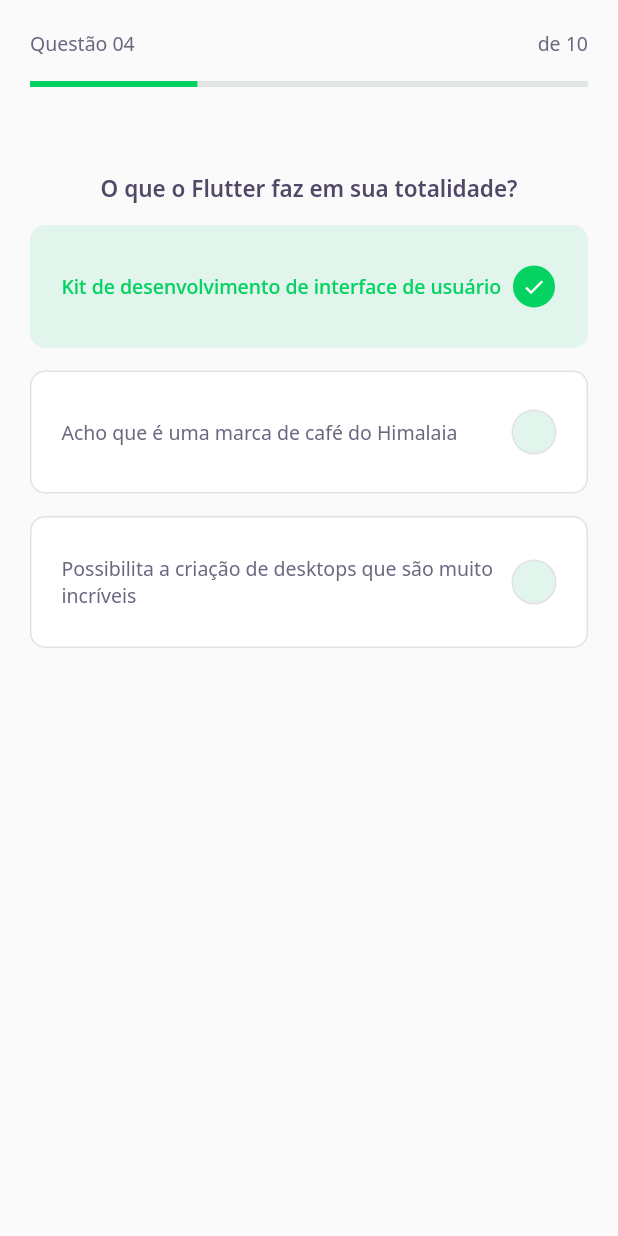
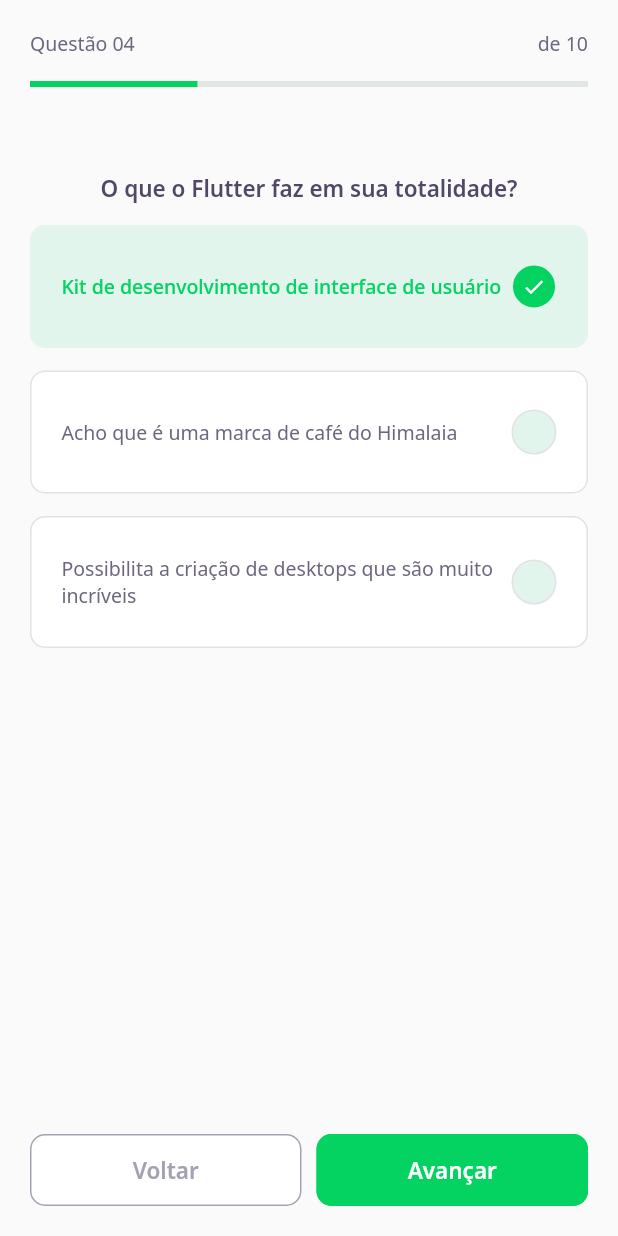
Before and after one commit to danielschmitz/devquiz, a Flutter app: the ChallengePage screen opened directly, on a phone screen of 412 x 824 dp. Run offline on Flutter 3.47's test engine with Material 2 defaults, Android fonts, the phone set to English and light mode, and no system bars; our stand-ins replace google_fonts; accounts and stored records are empty.

Commit message:
Botoes Voltar, Confirmar do Challenge Page

```diff
--- a/lib/challenge/challenge_page.dart
+++ b/lib/challenge/challenge_page.dart
@@ -1,3 +1,4 @@
+import 'package:devquiz/challenge/widgets/next_button/next_button_widget.dart';
 import 'package:devquiz/challenge/widgets/question_indicator/question_indicator_widget.dart';
 import 'package:devquiz/challenge/widgets/quiz/quiz_widget.dart';
 import 'package:flutter/material.dart';
@@ -18,7 +19,30 @@ class _ChallengePageState extends State<ChallengePage> {
         preferredSize: Size.fromHeight(95),
         child: SafeArea(top: true, child: QuestionIndicatorWidget()),
       ),
-      body: QuizWidget(title:"O que o Flutter faz em sua totalidade?")
+      body: QuizWidget(title: "O que o Flutter faz em sua totalidade?"),
+      bottomNavigationBar: SafeArea(
+        child: Padding(
+          padding: const EdgeInsets.symmetric(horizontal: 20, vertical: 20),
+          child: Row(
+            mainAxisAlignment: MainAxisAlignment.spaceBetween,
+            children: [
+              Expanded(
+                  child: NextButtonWidget.white(
+                label: "Voltar",
+                onTap: () {},
+              )),
+              SizedBox(
+                width: 10,
+              ),
+              Expanded(
+                  child: NextButtonWidget.green(
+                label: "Avançar",
+                onTap: () {},
+              )),
+            ],
+          ),
+        ),
+      ),
     ));
   }
 }
--- /dev/null
+++ b/lib/challenge/widgets/next_button/next_button_widget.dart
@@ -0,0 +1,54 @@
+import 'package:devquiz/core/app_colors.dart';
+import 'package:flutter/material.dart';
+import 'package:google_fonts/google_fonts.dart';
+
+class NextButtonWidget extends StatelessWidget {
+  final String label;
+  final Color backgroundColor;
+  final Color fontColor;
+  final Color borderColor;
+  final VoidCallback onTap;
+  const NextButtonWidget(
+      {Key? key,
+      required this.label,
+      required this.backgroundColor,
+      required this.fontColor,
+      required this.borderColor,
+      required this.onTap})
+      : super(key: key);
+
+  NextButtonWidget.green({required String label, required VoidCallback onTap})
+      : this.backgroundColor = AppColors.darkGreen,
+        this.fontColor = AppColors.white,
+        this.borderColor = AppColors.darkGreen,
+        this.onTap = onTap,
+        this.label = label;
+
+  NextButtonWidget.white({required String label, required VoidCallback onTap})
+      : this.backgroundColor = AppColors.white,
+        this.fontColor = AppColors.lightGrey,
+        this.borderColor = AppColors.lightGrey,
+        this.onTap = onTap,
+        this.label = label;
+
+  @override
+  Widget build(BuildContext context) {
+    return Container(
+      height: 48,
+      child: TextButton(
+        style: ButtonStyle(
+          backgroundColor: MaterialStateProperty.all(backgroundColor),
+          side: MaterialStateProperty.all(BorderSide(color: borderColor)),
+          shape: MaterialStateProperty.all(
+              RoundedRectangleBorder(borderRadius: BorderRadius.circular(10))),
+        ),
+        onPressed: () {},
+        child: Text(
+          label,
+          style: GoogleFonts.notoSans(
+              fontWeight: FontWeight.w600, color: fontColor, fontSize: 15),
+        ),
+      ),
+    );
+  }
+}
--- a/lib/core/app_widget.dart
+++ b/lib/core/app_widget.dart
@@ -7,6 +7,6 @@ import 'package:flutter/material.dart';
 class AppWidget extends StatelessWidget {
   @override
   Widget build(BuildContext context) {
-    return MaterialApp(title: "DevQuiz", home: HomePage());
+    return MaterialApp(title: "DevQuiz", home: ChallengePage());
   }
 }
```
Also changed, not shown: lib/shared/widgets/primary_button/primary_button_widget.dart (added, +30 -0 lines), lib/shared/widgets/secondary_button/secondary_button_widget.dart (added, +33 -0 lines), 1 other file.
